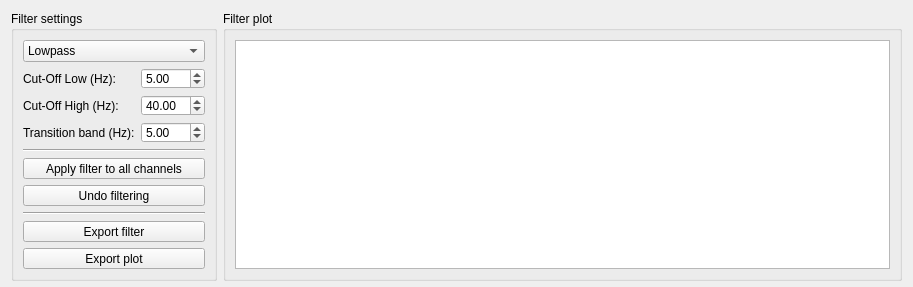
Before: the Qt Designer form applications/mne_browse_raw_qt/Windows/filterwindow.ui in mne-tools/mne-cpp, drawn with Qt 5.
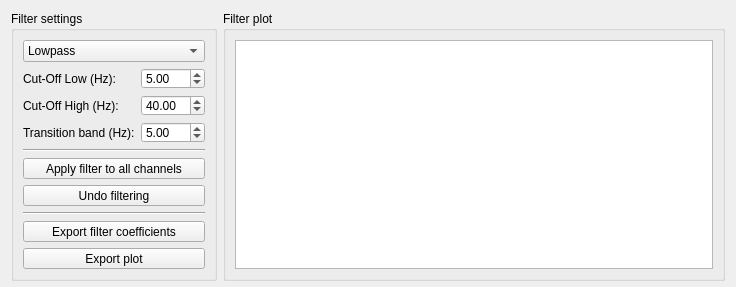
After: the same form once the commit is applied.

Commit message: - event data is now cleared whenever a new raw file is opened - filter plot now plots only until fMax/nyquist frequency

Diff of the .ui file:
```diff
--- a/applications/mne_browse_raw_qt/Windows/filterwindow.ui
+++ b/applications/mne_browse_raw_qt/Windows/filterwindow.ui
@@ -6,7 +6,7 @@
    <rect>
     <x>0</x>
     <y>0</y>
-    <width>913</width>
+    <width>736</width>
     <height>287</height>
    </rect>
   </property>
@@ -175,7 +175,7 @@
       <item row="9" column="0" colspan="2">
        <widget class="QPushButton" name="m_pushButton_exportFilter">
         <property name="text">
-         <string>Export filter</string>
+         <string>Export filter coefficients</string>
         </property>
        </widget>
       </item>
```
The commit also changes 5 other files.
